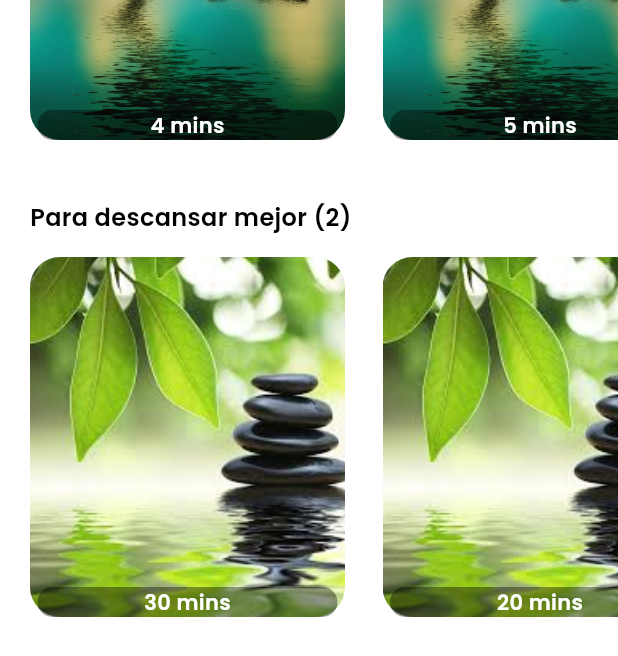
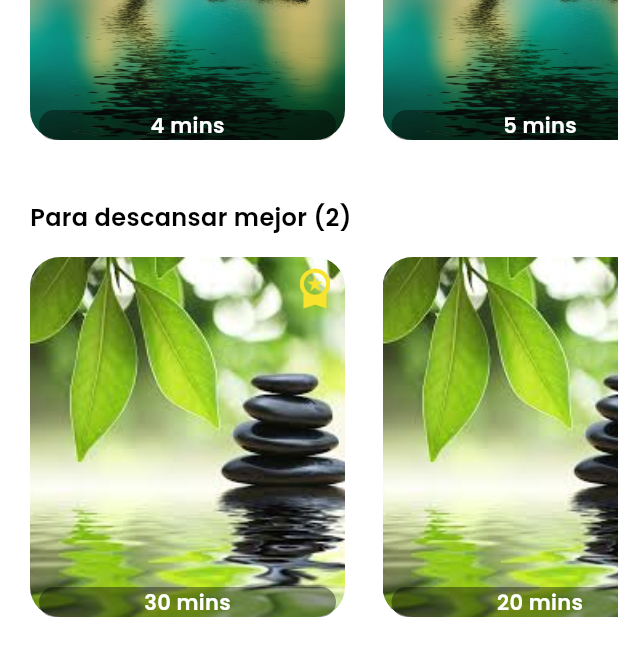
Before and after one commit to rakuraku678/Meditacion, a Flutter app: the screen it shows after launch, on a phone screen of 412 x 824 dp. Shown: the part 361-1017 px from the top of the screen. Run offline on Flutter 3.47's test engine with Material 3 defaults, Android fonts, the phone set to English and light mode, and no system bars; our stand-ins replace audioplayers.

Commit message:
premium icon en foto de song, y constantes agregadas

```diff
--- /dev/null
+++ b/lib/constants.dart
@@ -0,0 +1,6 @@
+import 'package:flutter/material.dart';
+
+var colorOpaque = const Color.fromARGB(100, 0, 0, 0);
+var colorPremium = const Color.fromARGB(255, 248, 227, 46);
+var textStyleDuration = const TextStyle(
+    color: Colors.white, fontWeight: FontWeight.w600, fontSize: 14);
--- a/lib/models/song_model.dart
+++ b/lib/models/song_model.dart
@@ -17,7 +17,7 @@ class SongModel {
         name: 'En el bosque',
         bgImage: 'assets/bgs/zen1.jpeg',
         duration: '30 mins',
-        isPremium: false));
+        isPremium: true));
 
     songs.add(SongModel(
         name: 'Lluvia',
--- a/lib/pages/home.dart
+++ b/lib/pages/home.dart
@@ -1,15 +1,14 @@
+import 'package:fitness/constants.dart';
 import 'package:fitness/models/song_model.dart';
-import 'package:fitness/pages/gptsong/music_player.dart';
+import 'package:fitness/pages/music_player.dart';
 import 'package:flutter/material.dart';
-import 'package:flutter_svg/flutter_svg.dart';
 
+// ignore: must_be_immutable
 class HomePage extends StatelessWidget {
   HomePage({super.key});
 
   List<SongModel> musicaParaMeditarSongs = [];
   List<SongModel> descansarMejorSongs = [];
-
-  var opaqueColor = const Color.fromARGB(100, 0, 0, 0);
 
   void _getInitialInfo() {
     descansarMejorSongs = SongModel.getDescansarMejorSongs();
@@ -87,25 +86,35 @@ class HomePage extends StatelessWidget {
                         fit: BoxFit.cover,
                       ),
                       borderRadius: BorderRadius.circular(20)),
-                  child: Column(
-                    mainAxisAlignment: MainAxisAlignment.end,
+                  child: Stack(
                     children: [
-                      Container(
+                      Positioned(
+                        top: 5,
+                        right: 5,
+                        child: Icon(
+                          Icons.workspace_premium_sharp,
+                          color: songsList[index].isPremium
+                              ? colorPremium
+                              : Colors.transparent,
+                          size: 30,
+                        ),
+                      ),
+                      Positioned(
+                          bottom: 0,
+                          left: 6,
+                          right: 6,
+                          child: Container(
                             height: 20,
-                        width: 200,
                             decoration: BoxDecoration(
-                            color: opaqueColor,
+                                color: colorOpaque,
                                 borderRadius: BorderRadius.circular(20)),
                             child: Center(
                               child: Text(
                                 songsList[index].duration,
-                            style: const TextStyle(
-                                color: Colors.white,
-                                fontWeight: FontWeight.w600,
-                                fontSize: 14),
+                                style: textStyleDuration,
                               ),
                             ),
-                      )
+                          ))
                     ],
                   ),
                 ),
--- a/lib/pages/gptsong/music_player.dart
+++ b/lib/pages/music_player.dart
@@ -13,15 +13,13 @@ class MusicPlayerPage extends StatefulWidget {
 }
 
 class _MusicPlayerPageState extends State<MusicPlayerPage> {
-  var opaqueColor = const Color.fromARGB(100, 0, 0, 0);
-
   final AudioPlayer _audioPlayer = AudioPlayer();
   bool isPlaying = false;
 
   void _playMusic() async {
-    await _audioPlayer.play(UrlSource(
-        'https://www.soundhelix.com/examples/mp3/SoundHelix-Song-1.mp3'));
-    //await _audioPlayer.play(AssetSource('audio/temako.mp3'));
+    // await _audioPlayer.play(UrlSource(
+    //    'https://www.soundhelix.com/examples/mp3/SoundHelix-Song-1.mp3'));
+    await _audioPlayer.play(AssetSource('audio/temako.mp3'));
     setState(() {
       isPlaying = true;
     });
```
Lines whose indentation alone changed are shown as unchanged.
